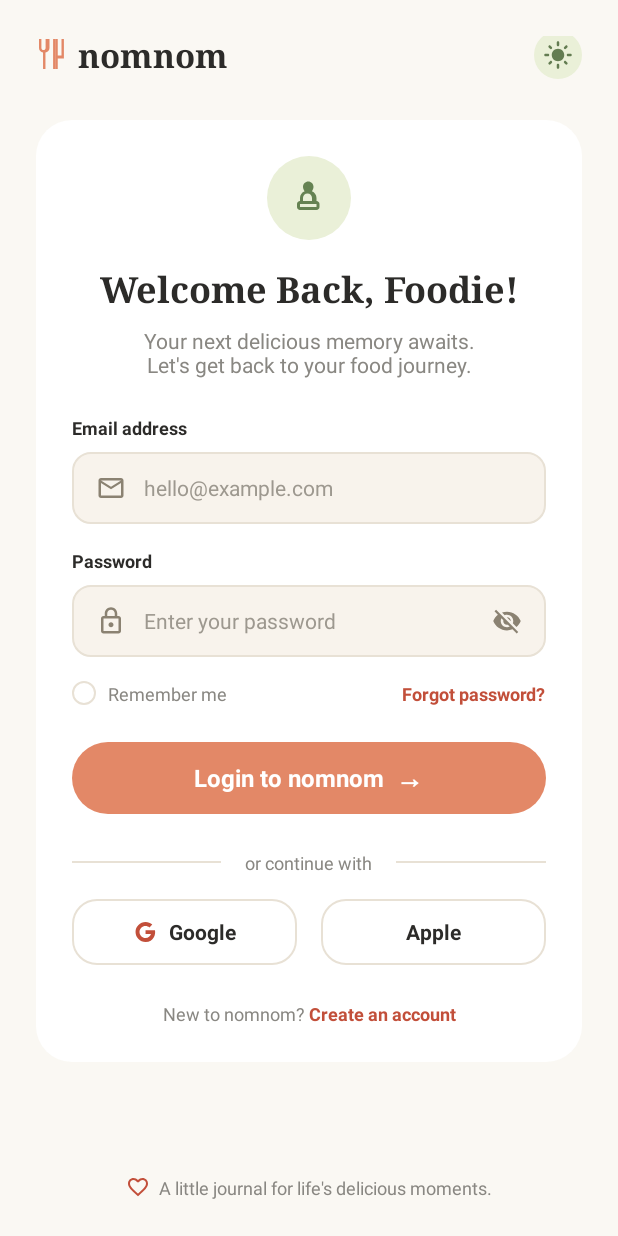
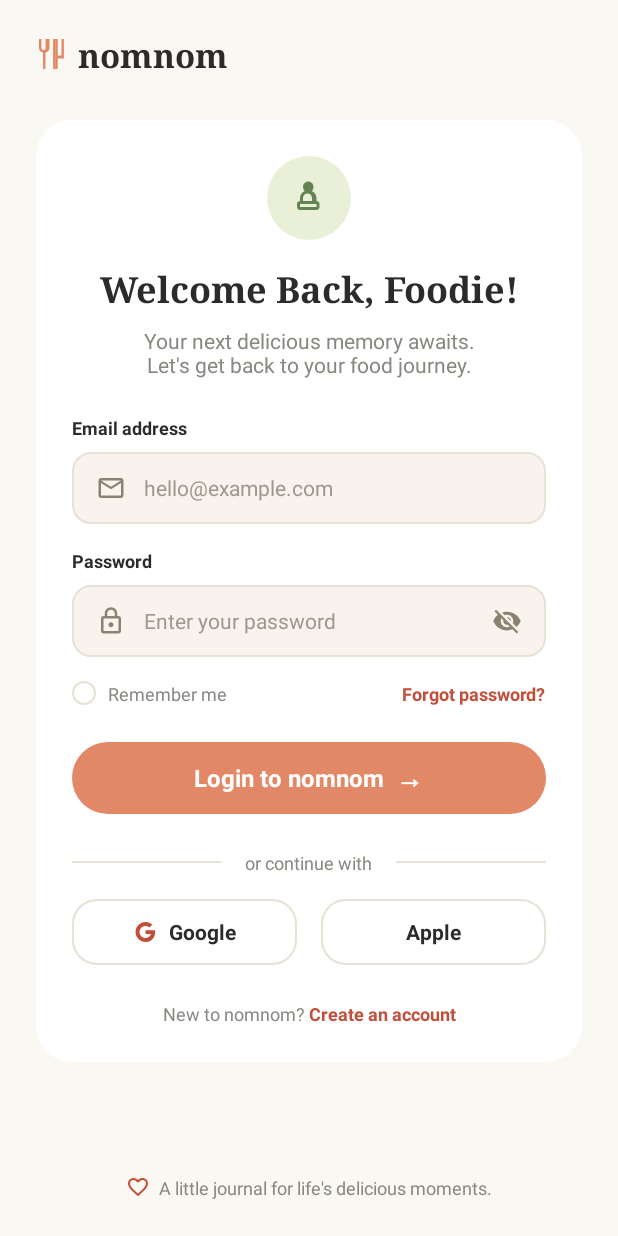
Before and after one commit to trnmrls/nomnom, an Android app: the screen it shows after launch (LoginActivity), on a phone screen of 412 x 824 dp. Run offline under Robolectric (Android 15) with nearby library versions, the phone set to English and light mode, and no system bars; our stand-ins replace Firebase (no records; nobody signed in at launch, a user with empty details on screens opened directly).

Commit message:
Commit #2: Update Project

```diff
--- /dev/null
+++ b/app/src/main/java/com/example/nomnom/SplashScreen.java
@@ -0,0 +1,25 @@
+package com.example.nomnom;
+
+import android.content.Intent;
+import android.os.Bundle;
+import android.os.Handler;
+import androidx.appcompat.app.AppCompatActivity;
+
+public class SplashScreen extends AppCompatActivity {
+        private static final int SPLASH_DURATION = 3000; // 3 seconds
+        @Override
+        protected void onCreate(Bundle savedInstanceState) {
+            super.onCreate(savedInstanceState);
+            setContentView(R.layout.splash_screen);
+            // Use a Handler to post a delayed action for transitioning to the main activity
+            new Handler().postDelayed(new Runnable() {
+                @Override
+                public void run() {
+                    // Start the login activity after the splash screen duration
+                    Intent intent = new Intent(SplashScreen.this, LoginActivity.class);
+                    startActivity(intent);
+                    finish();
+                }
+            }, SPLASH_DURATION);
+        }
+}
--- a/app/src/main/res/layout/activity_login.xml
+++ b/app/src/main/res/layout/activity_login.xml
@@ -33,17 +33,6 @@
             app:layout_constraintTop_toTopOf="@id/ivLogo"
             app:layout_constraintBottom_toBottomOf="@id/ivLogo"
             app:layout_constraintStart_toEndOf="@id/ivLogo"/>
-
-        <ImageView
-            android:id="@+id/ivThemeToggle"
-            android:layout_width="32dp"
-            android:layout_height="32dp"
-            android:background="@drawable/bg_icon_sun"
-            android:src="@drawable/ic_sun"
-            android:padding="6dp"
-            app:layout_constraintTop_toTopOf="@id/ivLogo"
-            app:layout_constraintBottom_toBottomOf="@id/ivLogo"
-            app:layout_constraintEnd_toEndOf="parent"/>
 
         <!-- Main Card -->
         <androidx.constraintlayout.widget.ConstraintLayout
--- a/app/src/main/res/values/themes.xml
+++ b/app/src/main/res/values/themes.xml
@@ -6,4 +6,11 @@
     </style>
 
     <style name="Theme.Nomnom" parent="Base.Theme.Nomnom" />
+
+    <style name="Theme.Nomnom.Splash" parent="Theme.Material3.Light.NoActionBar">
+        <item name="android:windowBackground">@color/background</item>
+        <item name="android:statusBarColor">@color/background</item>
+        <item name="android:windowLightStatusBar">true</item>
+    </style>
+
 </resources>
```
Also changed, not shown: app/src/main/AndroidManifest.xml (+6 -1 lines), app/src/main/res/layout/splash_screen.xml (added, +15 -0 lines), app/src/main/res/values/colors.xml (+16 -2 lines), app/src/main/res/drawable/logo.png (added).
